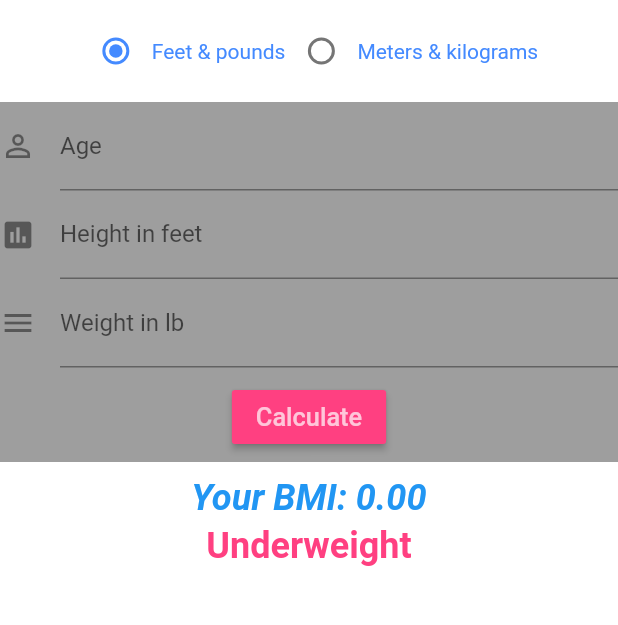
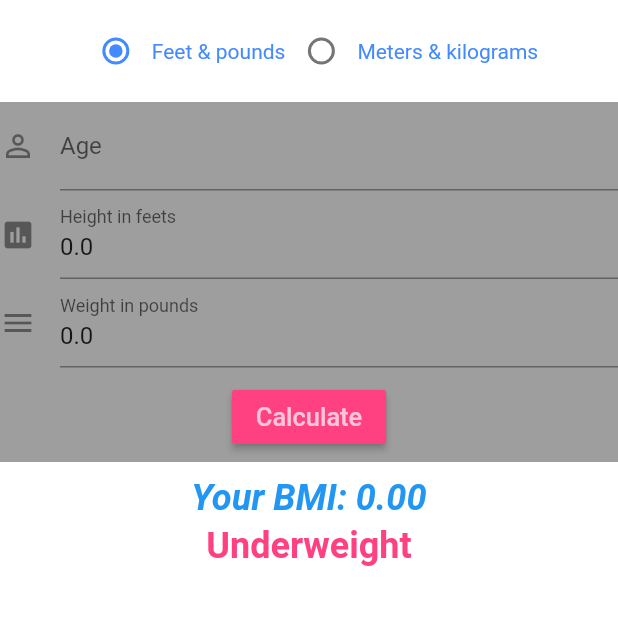
Before and after one commit to liemvo/Flutter_bmi, a Flutter app: the screen it shows after launch, after a tap on "Calculate", on a phone screen of 412 x 824 dp, the part 234-859 px from its top. Run offline on Flutter 3.47's test engine with Material 2 defaults, Android fonts, the phone set to English and light mode, and no system bars.

Commit message:
- Update application to MVP - Store value when user change to other unit

```diff
--- a/lib/main.dart
+++ b/lib/main.dart
@@ -1,10 +1,11 @@
 import 'package:flutter/material.dart';
-import 'ui/home.dart';
+import 'ui/bmi/views/bmi_component.dart';
+import 'ui/bmi/presenter/bmi_presenter.dart';
 void main(){
   runApp(
     new MaterialApp(
       title: 'BMI',
-      home: new Home(),
+      home: new HomePage(new BasicBMIPresenter()),
     )
   );
 }
--- /dev/null
+++ b/lib/ui/bmi/presenter/bmi_presenter.dart
@@ -0,0 +1,88 @@
+import '../views/bmi_view.dart';
+import '../viewmodel/bmi_viewmodel.dart';
+import '../utils/bmi_constant.dart';
+import '../utils/bmi_utils.dart';
+class BMIPresenter {
+  void onCalculateClicked(String weightString, String heightString){
+
+  }
+
+  void onOptionChanged(UnitType type, {String weightString, String heightString}) {
+
+  }
+
+  set bmiView(BMIView value){}
+
+}
+
+class BasicBMIPresenter implements BMIPresenter{
+  BMIViewModel _viewModel;
+  BMIView _view;
+
+  BasicBMIPresenter(){
+    this._viewModel = BMIViewModel();
+  }
+  @override
+  set bmiView(BMIView value) {
+    _view = value;
+    _view.updateView(_viewModel);
+  }
+
+  @override
+  void onCalculateClicked(String weightString, String heightString) {
+    var height = 0.0;
+    var weight = 0.0;
+    try {
+      height = double.parse(heightString);
+    } catch (e){
+
+    }
+    try {
+      weight = double.parse(weightString);
+    } catch (e) {
+
+    }
+    _viewModel.height = height;
+    _viewModel.weight = weight;
+    _viewModel.bmi = calculator(height, weight, _viewModel.unitType);
+    _view.updateView(_viewModel);
+  }
+
+  @override
+  void onOptionChanged(UnitType type, {String weightString, String heightString})  {
+
+    if (type != _viewModel.unitType) {
+      _viewModel.unitType = type;
+
+      var height;
+      var weight;
+      if (!isEmptyString(heightString)) {
+        try {
+          height = double.parse(heightString);
+        } catch (e) {
+
+        }
+      }
+
+      if (!isEmptyString(weightString)) {
+        try {
+          weight = double.parse(weightString);
+        } catch (e) {
+
+        }
+      }
+
+      if (type == UnitType.FeetPound) {
+        if (weight != null) _viewModel.weight =  weight * 2.2046226218;
+        if (height != null) _viewModel.height =  height * 3.28084;
+      } else {
+        if (weight != null) _viewModel.weight =  weight / 2.2046226218;
+        if (height != null) _viewModel.height =  height / 3.28084;
+      }
+
+      _view.updateView(_viewModel);
+    }
+  }
+
+
+}
--- /dev/null
+++ b/lib/ui/bmi/utils/bmi_constant.dart
@@ -0,0 +1,3 @@
+enum UnitType{
+  KilogamMetter, FeetPound
+}
--- /dev/null
+++ b/lib/ui/bmi/utils/bmi_utils.dart
@@ -0,0 +1,25 @@
+import '../utils/bmi_constant.dart';
+import 'dart:math';
+
+String determineBMIMessage(double value) {
+  if (value < 18.5) {
+    return 'Underweight';
+  } else if(value >= 18.5 && value <= 24.9){
+    return 'Normal';
+  } else if(value >= 25.0 && value <= 29.9){
+    return 'Overweight';
+  } else {
+    return 'Obese';
+  }
+}
+
+double calculator(double height, double weight, UnitType uniType) {
+    if (height <= 0.0) return 0.0;
+    double bmiValue = uniType == UnitType.KilogamMetter? (weight / pow(height, 2)) :
+      (weight / pow(height * 12, 2) * 703);
+    return bmiValue;
+}
+
+bool isEmptyString(String string){
+  return string == null || string.length == 0;
+}
--- /dev/null
+++ b/lib/ui/bmi/viewmodel/bmi_viewmodel.dart
@@ -0,0 +1,26 @@
+import '../utils/bmi_constant.dart';
+import '../utils/bmi_utils.dart';
+class BMIViewModel {
+  double _bmi = 0.0;
+  UnitType _unitType = UnitType.FeetPound;
+
+  double height;
+  double weight;
+
+  double get bmi => _bmi;
+  set bmi(double outBMI){
+    _bmi = outBMI;
+  }
+
+  UnitType get unitType => _unitType;
+  set unitType(UnitType setValue){
+    _unitType = setValue;
+  }
+
+  int get value => _unitType == UnitType.FeetPound?0 : 1;
+
+  String get heightMessage => _unitType == UnitType.FeetPound? "Height in feets" : "Height in metters";
+  String get weightMessage => _unitType == UnitType.FeetPound? "Weight in pounds" : "Weight in kilogams";
+  String get bmiMessage => determineBMIMessage(_bmi);
+  BMIViewModel();
+}
--- /dev/null
+++ b/lib/ui/bmi/views/bmi_component.dart
@@ -0,0 +1,179 @@
+import '../viewmodel/bmi_viewmodel.dart';
+import 'package:flutter/material.dart';
+import '../views/bmi_view.dart';
+import '../presenter/bmi_presenter.dart';
+import '../utils/bmi_constant.dart';
+
+class HomePage extends StatefulWidget {
+  final BMIPresenter presenter;
+
+  HomePage(this.presenter, {Key key, this.title}) : super(key: key);
+  final String title;
+
+  @override
+  _HomePageState createState() => _HomePageState();
+}
+
+class _HomePageState extends State<HomePage> implements BMIView {
+  BMIViewModel _viewModel;
+  var _ageController = new TextEditingController();
+  var _heightController = new TextEditingController();
+  var _weightController = new TextEditingController();
+
+  @override
+  void initState() {
+    super.initState();
+    this.widget.presenter.bmiView = this;
+
+  }
+
+  void handleRadioValueChanged(int value) {
+    this.widget.presenter.onOptionChanged(value == 0 ? UnitType.FeetPound: UnitType.KilogamMetter, heightString: _heightController.text, weightString: _weightController.text );
+  }
+
+  void _calculator() {
+    this.widget.presenter.onCalculateClicked(_weightController.text, _heightController.text);
+  }
+
+  @override
+  void updateView(BMIViewModel viewModel) {
+    setState(() {
+      _viewModel = viewModel;
+
+      _heightController.text = _viewModel.height != null ?_viewModel.height.toString():'';
+      _weightController.text = _viewModel.weight != null ?_viewModel.weight.toString():'';
+
+    });
+  }
+
+  @override
+  Widget build(BuildContext context) {
+    return new Scaffold(
+        appBar: new AppBar(
+          title: new Text('BMI'),
+          centerTitle: true,
+          backgroundColor: Colors.pinkAccent.shade400,
+        ),
+        backgroundColor: Colors.white,
+        body: new Container(
+          child: new ListView(
+            children: <Widget>[
+              new Image.asset('images/bmilogo.png',
+
+                width: 100.0,
+                height: 100.0,),
+              new Padding(padding: new EdgeInsets.all(5.0)),
+              new Row(
+                mainAxisAlignment: MainAxisAlignment.center,
+                children: <Widget>[
+                  new Radio<int>(
+                    activeColor: Colors.blueAccent,
+                    value: 0, groupValue: _viewModel.value, onChanged: handleRadioValueChanged
+                  ,
+                  ),
+                  new Text(
+                    'Feet & pounds',
+                    style: new TextStyle(color: Colors.blueAccent),
+                  ),
+                  new Radio<int>(
+                    activeColor: Colors.blueAccent,
+                    value: 1, groupValue: _viewModel.value, onChanged: handleRadioValueChanged,
+                  ),
+                  new Text(
+                    'Meters & kilograms',
+                    style: new TextStyle(color: Colors.blueAccent),
+                  ),
+                ],
+              ),
+              new Padding(padding: new EdgeInsets.all(5.0)),
+              new Container(
+                width: 380.0,
+                height: 240.0,
+                color: Colors.grey,
+                child: new Column(
+                  children: <Widget>[
+                    new TextFormField(
+                      controller: _ageController,
+                      keyboardType: TextInputType.number,
+                      decoration: new InputDecoration(
+                        labelText: 'Age',
+                        hintText: 'Age',
+                        icon: new Icon(Icons.person_outline),
+                        fillColor: Colors.white,
+                      ),
+                    ),
+                    new TextFormField(
+                      controller: _heightController,
+                      keyboardType: TextInputType.number,
+                      decoration: new InputDecoration(
+                          labelText: _viewModel.heightMessage,
+                          hintText: _viewModel.heightMessage,
+                          icon: new Icon(Icons.assessment),
+                          fillColor: Colors.white,
+                      ),
+                    ),
+                    new TextFormField(
+                      controller: _weightController,
+                      keyboardType: TextInputType.number,
+                      decoration: new InputDecoration(
+                          labelText: _viewModel.weightMessage,
+                          hintText: _viewModel.weightMessage,
+                          icon: new Icon(Icons.menu),
+                          fillColor: Colors.white
+                      ),
+                    ),
+                    new Padding(padding: new EdgeInsets.all(4.5)),
+                    new Center(
+                      child: new RaisedButton(
+                        onPressed: _calculator,
+                        color: Colors.pinkAccent,
+                        child: new Text(
+                          'Calculate',
+                          style: new TextStyle(fontSize: 16.9),
+                        ),
+                        textColor: Colors.white70,
+                      ),
+                    )
+                  ],
+                ),
+
+              ),
+              new Padding(padding: new EdgeInsets.all(5.0)),
+              new Column(
+                children: <Widget>[
+                  new Center(
+                    child: new Text(
+                      'Your BMI: ${_viewModel.bmi.toStringAsFixed(2)}',
+                      style: new TextStyle(
+                          color: Colors.blue,
+                          fontSize: 24.0,
+                          fontWeight: FontWeight.w700,
+                          fontStyle: FontStyle.italic
+                      ),
+                    ),
+                  ),
+                  new Padding(padding: new EdgeInsets.all(2.0)),
+                  new Center(
+                    child: new Text(
+                      '${_viewModel.bmiMessage}',
+                      style: new TextStyle(
+                          color: Colors.pinkAccent,
+                          fontSize: 24.0,
+                          fontWeight: FontWeight.w600
+                      ),
+                    ),
+                  )
+                ],
+              )
+            ],
+          ),
+        )
+    );
+  }
+
+
+
+
+
+
+}
--- /dev/null
+++ b/lib/ui/bmi/views/bmi_view.dart
@@ -0,0 +1,6 @@
+import '../viewmodel/bmi_viewmodel.dart';
+class BMIView {
+  void updateView(BMIViewModel viewModel){
+    print('not implement yet');
+  }
+}
--- a/lib/ui/home.dart
+++ /dev/null
@@ -1,177 +0,0 @@
-import 'package:flutter/material.dart';
-import 'dart:math';
-
-class Home extends StatefulWidget{
-  @override
-  State<StatefulWidget> createState() {
-    return new HomeState();
-  }
-
-}
-
-class HomeState extends State<Home>{
-  var _ageController = new TextEditingController();
-  var _heightController = new TextEditingController();
-  var _weightController = new TextEditingController();
-  double _bmiValue = 0.0;
-  String _bmiMessage = '';
-
-  int radioValue = 0;
-  bool isKg = false;
-  void handleRadioValueChanged(int value) {
-    setState(() {
-      radioValue = value;
-      isKg = (radioValue==1);
-    });
-  }
-  void _calculator() {
-    setState(() {
-      if(_heightController.text.isNotEmpty && _weightController.text.isNotEmpty) {
-        var height = double.parse(_heightController.text);
-        _bmiValue = isKg ?
-        (double.parse(_weightController.text) / pow(height, 2)) :
-        (double.parse(_weightController.text) / pow(height * 12, 2) * 703);
-      } else {
-        _bmiValue = 0.0;
-      }
-      _bmiMessage = _determineBMIMessage(_bmiValue);
-    });
-  }
-
-  String _determineBMIMessage(double value) {
-    if (value < 18.5) {
-      return 'Underweight';
-    } else if(value >= 18.5 && value <= 24.9){
-      return 'Normal';
-    } else if(value >= 25.0 && value <= 29.9){
-      return 'Overweight';
-    } else {
-      return 'Obese';
-    }
-  }
-
-  @override
-  Widget build(BuildContext context) {
-
-    return new Scaffold(
-      appBar: new AppBar(
-        title: new Text('BMI'),
-        centerTitle: true,
-        backgroundColor: Colors.pinkAccent.shade400,
-      ),
-      backgroundColor: Colors.white,
-      body: new Container(
-        child: new ListView(
-          children: <Widget>[
-            new Image.asset('images/bmilogo.png',
-
-              width: 100.0,
-              height: 100.0,),
-            new Padding(padding: new EdgeInsets.all(5.0)),
-            new Row(
-              mainAxisAlignment: MainAxisAlignment.center,
-              children: <Widget>[
-                new Radio<int>(
-                  activeColor: Colors.blueAccent,
-                  value: 0, groupValue: radioValue, onChanged: handleRadioValueChanged,
-                ),
-                new Text(
-                  'Feet & pounds',
-                  style: new TextStyle(color: Colors.blueAccent),
-                ),
-                new Radio<int>(
-                  activeColor: Colors.blueAccent,
-                  value: 1, groupValue: radioValue, onChanged: handleRadioValueChanged,
-                ),
-                new Text(
-                  'Meters & kilograms',
-                  style: new TextStyle(color: Colors.blueAccent),
-                ),
-              ],
-            ),
-            new Padding(padding: new EdgeInsets.all(5.0)),
-            new Container(
-              width: 380.0,
-              height: 240.0,
-              color: Colors.grey,
-              child: new Column(
-                children: <Widget>[
-                  new TextFormField(
-                    controller: _ageController,
-                    keyboardType: TextInputType.number,
-                    decoration: new InputDecoration(
-                        labelText: 'Age',
-                        hintText: 'Age',
-                        icon: new Icon(Icons.person_outline),
-                        fillColor: Colors.white,
-                    ),
-                  ),
-                  new TextFormField(
-                    controller: _heightController,
-                    keyboardType: TextInputType.number,
-                    decoration: new InputDecoration(
-                        labelText: isKg? 'Height in meter':'Height in feet',
-                        hintText: isKg? 'Height in meter':'Height in feet',
-                        icon: new Icon(Icons.assessment),
-                        fillColor: Colors.white
-                    ),
-                  ),
-                  new TextFormField(
-                    controller: _weightController,
-                    keyboardType: TextInputType.number,
-                    decoration: new InputDecoration(
-                        labelText: isKg? 'Weight in kg':'Weight in lb',
-                        hintText: isKg? 'Weight in kg':'Weight in lb',
-                        icon: new Icon(Icons.menu),
-                        fillColor: Colors.white
-                    ),
-                  ),
-                  new Padding(padding: new EdgeInsets.all(4.5)),
-                  new Center(
-                    child: new RaisedButton(
-                      onPressed: _calculator,
-                      color: Colors.pinkAccent,
-                      child: new Text(
-                        'Calculate',
-                        style: new TextStyle(fontSize: 16.9),
-                      ),
-                      textColor: Colors.white70,
-                    ),
-                  )
-                ],
-              ),
-
-            ),
-            new Padding(padding: new EdgeInsets.all(5.0)),
-            new Column(
-              children: <Widget>[
-                new Center(
-                  child: new Text(
-                    'Your BMI: ${_bmiValue.toStringAsFixed(2)}',
-                    style: new TextStyle(
-                      color: Colors.blue,
-                      fontSize: 24.0,
-                      fontWeight: FontWeight.w700,
-                      fontStyle: FontStyle.italic
-                    ),
-                  ),
-                ),
-                new Padding(padding: new EdgeInsets.all(2.0)),
-                new Center(
-                  child: new Text(
-                    '$_bmiMessage',
-                    style: new TextStyle(
-                        color: Colors.pinkAccent,
-                        fontSize: 24.0,
-                        fontWeight: FontWeight.w600
-                    ),
-                  ),
-                )
-              ],
-            )
-          ],
-        ),
-      )
-    );
-  }
-}
```
Also changed, not shown: 1 other file.
